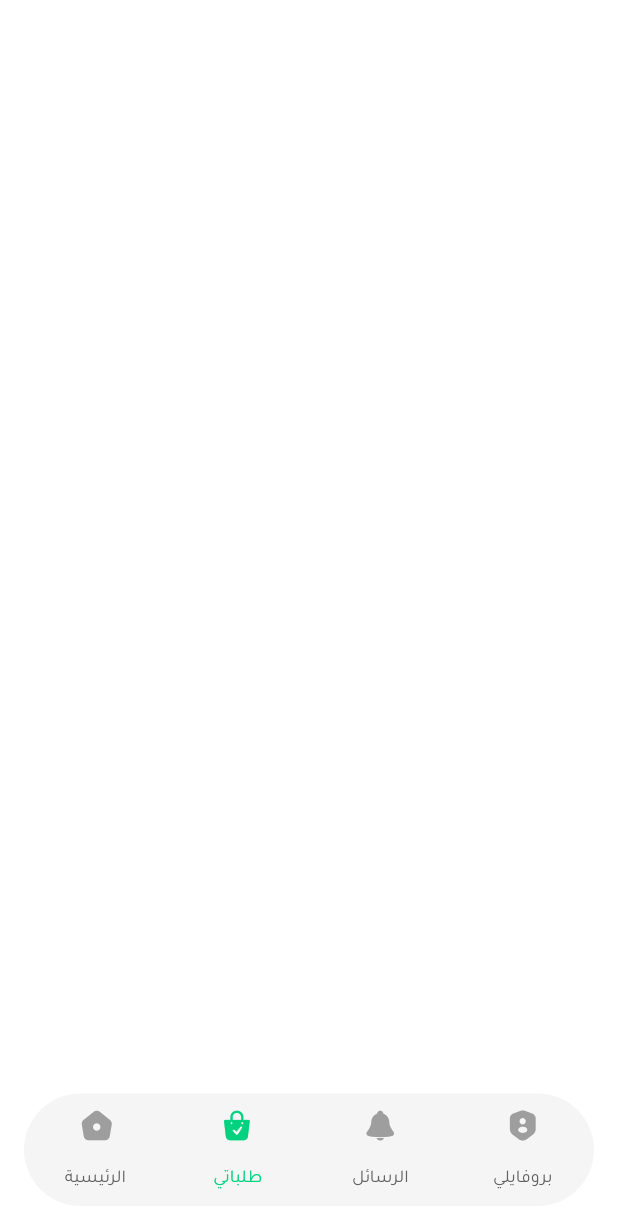
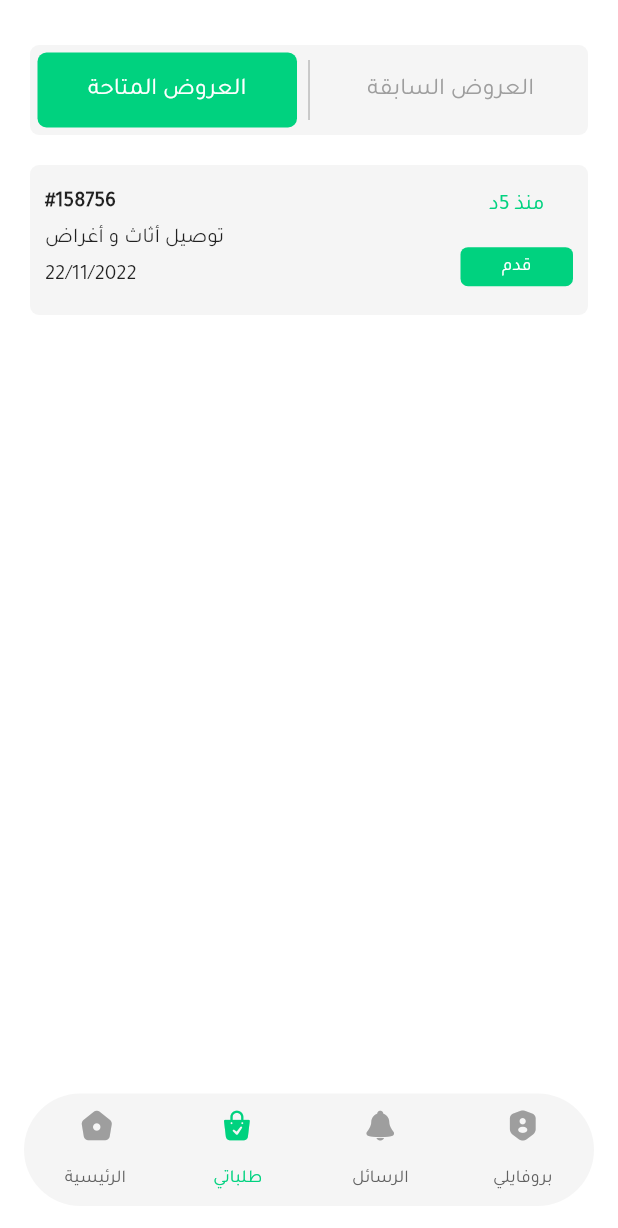
Before and after one commit to odaykrayem/shadid, a Flutter app: the screen it shows after launch, item 2 of the bottom bar chosen, on a phone screen of 412 x 824 dp. Shown: the top 1228 px of the screen. Run offline on Flutter 3.47's test engine with Material 2 defaults, Android fonts, the phone set to English and light mode, and no system bars; drawn by our look-alikes of custom_navigation_bar; our stand-ins replace animated_text_kit, dotted_border, firebase_auth, firebase_core, flutter_svg, fluttertoast and 5 more; missing offline and left inert: dropdown_below, simple_star_rating; accounts and stored records are empty; project files that could hold a hidden picture were left out.

Commit message:
Captain Home | Main Page

```diff
--- a/lib/view/pages/captain_pages/captain_home.dart
+++ b/lib/view/pages/captain_pages/captain_home.dart
@@ -6,6 +6,10 @@ import 'package:shadid/utils/captain_icons_icons.dart';
 import 'package:shadid/utils/constant.dart';
 import 'package:shadid/utils/custom_icon_icons.dart';
 import 'package:shadid/view/pages/captain_pages/captain_mainPage.dart';
+import 'package:shadid/view/pages/captain_pages/massages_captain.dart';
+import 'package:shadid/view/pages/captain_pages/orders_captain.dart';
+import 'package:shadid/view/pages/captain_pages/profile_captain.dart';
+import 'package:shadid/view/pages/user_pages/massages.dart';
 import 'package:shadid/view/pages/user_pages/notifications.dart';
 
 enum SearchOptions { open, close }
@@ -54,7 +58,13 @@ class _CaptainHomeState extends State<CaptainHome> {
           if (_currentIndex == 0) {
             return const CaptainMainPage();
           }
-          return Container();
+          if (_currentIndex == 1) {
+            return const OrdersCaptain();
+          }
+          if (_currentIndex == 2) {
+            return const MassagesCaptain();
+          }
+          return const ProfileCaptain();
         },
       ),
     );
--- /dev/null
+++ b/lib/view/pages/captain_pages/massages_captain.dart
@@ -0,0 +1,15 @@
+import 'package:flutter/material.dart';
+
+class MassagesCaptain extends StatefulWidget {
+  const MassagesCaptain({Key? key}) : super(key: key);
+
+  @override
+  State<MassagesCaptain> createState() => _MassagesCaptainState();
+}
+
+class _MassagesCaptainState extends State<MassagesCaptain> {
+  @override
+  Widget build(BuildContext context) {
+    return const Scaffold();
+  }
+}
--- /dev/null
+++ b/lib/view/pages/captain_pages/orders_captain.dart
@@ -0,0 +1,186 @@
+import 'package:flutter/material.dart';
+import 'package:shadid/utils/constant.dart';
+
+enum OrdersTypes { coming, canceled, completed }
+
+class OrdersCaptain extends StatefulWidget {
+  const OrdersCaptain({Key? key}) : super(key: key);
+
+  @override
+  State<OrdersCaptain> createState() => _OrdersCaptainState();
+}
+
+class _OrdersCaptainState extends State<OrdersCaptain> {
+  OrdersTypes orderType = OrdersTypes.coming;
+
+  @override
+  Widget build(BuildContext context) {
+    return Scaffold(
+      backgroundColor: Colors.white,
+      body: NotificationListener<OverscrollIndicatorNotification>(
+        onNotification: (notification) {
+          notification.disallowIndicator();
+          return true;
+        },
+        child: Column(
+          children: [
+            const SizedBox(
+              height: 20.0,
+            ),
+            Padding(
+              padding:
+                  const EdgeInsets.symmetric(horizontal: 20.0, vertical: 10.0),
+              child: Container(
+                width: MediaQuery.of(context).size.width,
+                height: 60.0,
+                padding: const EdgeInsets.all(5.0),
+                decoration: BoxDecoration(
+                  color: Colors.grey[100],
+                  borderRadius: BorderRadius.circular(6.0),
+                ),
+                child: Row(
+                  children: [
+                    Expanded(
+                      child: GestureDetector(
+                        onTap: () {
+                          setState(() {
+                            orderType = OrdersTypes.coming;
+                          });
+                        },
+                        child: Container(
+                          height: 60.0,
+                          alignment: Alignment.center,
+                          decoration: BoxDecoration(
+                            color: orderType == OrdersTypes.coming
+                                ? primaryColor
+                                : Colors.grey[100],
+                            borderRadius: BorderRadius.circular(6.0),
+                          ),
+                          child: Text(
+                            'العروض المتاحة',
+                            style: TextStyle(
+                              color: orderType == OrdersTypes.coming
+                                  ? Colors.white
+                                  : Colors.grey,
+                              fontSize: 16.0,
+                            ),
+                          ),
+                        ),
+                      ),
+                    ),
+                    VerticalDivider(
+                      indent: 5.0,
+                      endIndent: 5.0,
+                      color: Colors.grey[500],
+                    ),
+                    Expanded(
+                      child: GestureDetector(
+                        onTap: () {
+                          setState(() {
+                            orderType = OrdersTypes.canceled;
+                          });
+                        },
+                        child: Container(
+                          height: 60.0,
+                          alignment: Alignment.center,
+                          decoration: BoxDecoration(
+                            color: orderType == OrdersTypes.canceled
+                                ? primaryColor
+                                : Colors.grey[100],
+                            borderRadius: BorderRadius.circular(6.0),
+                          ),
+                          child: Text(
+                            'العروض السابقة',
+                            style: TextStyle(
+                              color: orderType == OrdersTypes.canceled
+                                  ? Colors.white
+                                  : Colors.grey,
+                              fontSize: 16.0,
+                            ),
+                          ),
+                        ),
+                      ),
+                    ),
+                  ],
+                ),
+              ),
+            ),
+            Expanded(
+              child: ListView.separated(
+                padding: const EdgeInsets.symmetric(
+                    horizontal: 20.0, vertical: 10.0),
+                clipBehavior: Clip.antiAliasWithSaveLayer,
+                itemCount: 1,
+                separatorBuilder: (context, i) => const SizedBox(height: 20.0),
+                itemBuilder: (context, i) {
+                  return itemBuilder();
+                },
+              ),
+            ),
+          ],
+        ),
+      ),
+    );
+  }
+
+  Widget itemBuilder() {
+    return Container(
+      width: MediaQuery.of(context).size.width,
+      height: 100.0,
+      padding: const EdgeInsets.all(10.0),
+      decoration: BoxDecoration(
+        color: Colors.grey[100],
+        borderRadius: BorderRadius.circular(6.0),
+      ),
+      child: Row(
+        mainAxisAlignment: MainAxisAlignment.spaceBetween,
+        children: [
+          Column(
+            mainAxisAlignment: MainAxisAlignment.spaceEvenly,
+            crossAxisAlignment: CrossAxisAlignment.start,
+            children: const [
+              Text(
+                '#158756',
+                style: TextStyle(
+                  fontWeight: FontWeight.bold,
+                ),
+              ),
+              Text('توصيل أثاث و أغراض'),
+              Text('22/11/2022'),
+            ],
+          ),
+          Column(
+            mainAxisAlignment: MainAxisAlignment.spaceAround,
+            children: [
+              Text(
+                'منذ 5د',
+                style: TextStyle(
+                  color: primaryColor,
+                ),
+              ),
+              GestureDetector(
+                onTap: () {},
+                child: Container(
+                  width: 75.0,
+                  padding: const EdgeInsets.all(6.0),
+                  alignment: Alignment.center,
+                  decoration: BoxDecoration(
+                    color: primaryColor,
+                    borderRadius: BorderRadius.circular(5.0),
+                  ),
+                  child: const Text(
+                    'قدم',
+                    style: TextStyle(
+                      color: Colors.white,
+                      fontSize: 12.0,
+                    ),
+                  ),
+                ),
+              ),
+            ],
+          ),
+        ],
+      ),
+    );
+  }
+}
--- /dev/null
+++ b/lib/view/pages/captain_pages/profile_captain.dart
@@ -0,0 +1,15 @@
+import 'package:flutter/material.dart';
+
+class ProfileCaptain extends StatefulWidget {
+  const ProfileCaptain({Key? key}) : super(key: key);
+
+  @override
+  State<ProfileCaptain> createState() => _ProfileCaptainState();
+}
+
+class _ProfileCaptainState extends State<ProfileCaptain> {
+  @override
+  Widget build(BuildContext context) {
+    return const Scaffold();
+  }
+}
```
Also changed, not shown: assets/img/captain_icons/home_captain.svg (deleted), assets/img/captain_icons/massages_captain.svg (deleted), assets/img/captain_icons/order_captain.svg (deleted), assets/img/captain_icons/profile_captain.svg (deleted).
